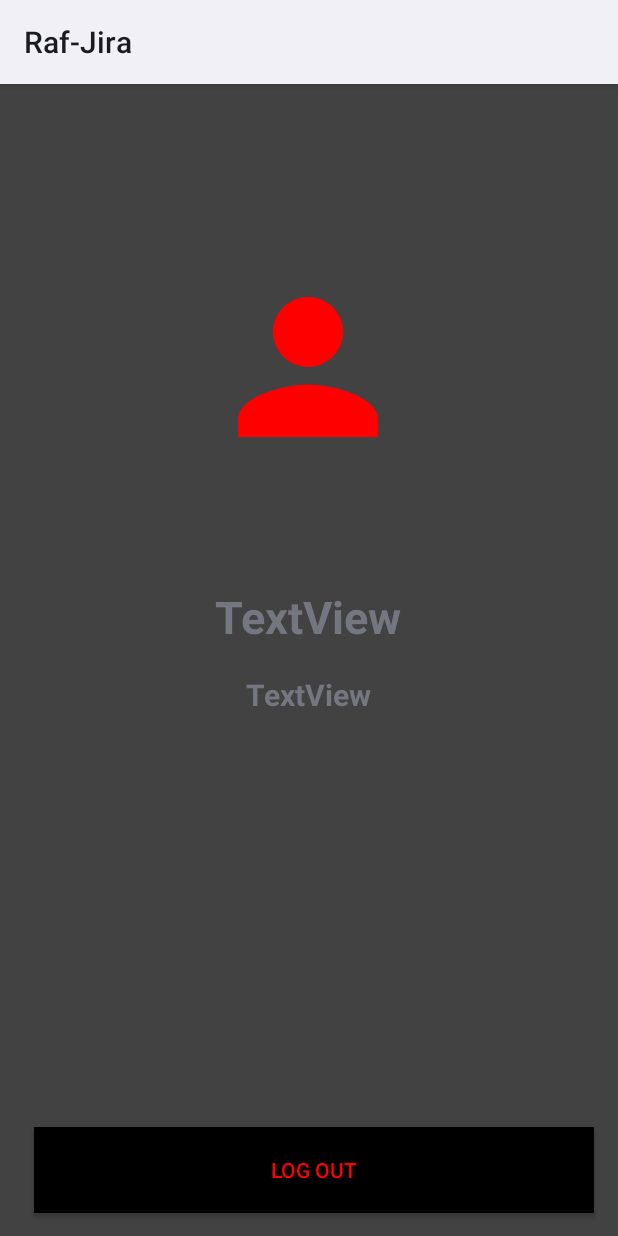
After one commit to LukaPavlovicGit/mobile-applications, an Android app: the layout fragment_user_account.xml on its own in the app's theme, with its tools: preview values and no code run, on a phone screen of 412 x 824 dp. The commit adds this screen. Run offline under Robolectric (Android 15) with nearby library versions, the phone set to English and light mode, and no system bars.

Commit message:
implemented UserAccountFragment and it's layout

```diff
--- a/RafJira/app/src/main/java/com/example/constants/Constants.java
+++ b/RafJira/app/src/main/java/com/example/constants/Constants.java
@@ -5,6 +5,7 @@ public class Constants {
     public static final String SHARED_PREFERENCE_NAME = "com.example.constants";
     public static final String IS_LOGGED_KEY = "login_key";
     public static final String USERNAME_KEY = "username_key";
+    public static final String EMAIL_KEY = "email_key";
     public static final String PASSWORD_KEY = "password_key";
 
     // password
@@ -13,6 +14,7 @@ public class Constants {
 
     // bundle keys
     public static final String POPULATE_FIELDS_KEY = "populate_fields_key";
+    public static final String HIDE_EDIT_BUTTON = "hide_edit_button";
 
     // fragments
     public static final String TODO_FRAGMENT_TAG = "todo";
@@ -20,4 +22,6 @@ public class Constants {
     public static final String DONE_FRAGMENT_TAG = "done";
     public static final String EDIT_NEW_FRAGMENT_TAG = "edit_new_fragment_tag";
     public static final String SINGLE_TICKET_FRAGMENT_TAG = "single_ticket_fragment_tag";
+    public static final String LOGIN_FRAGMENT_TAG = "log_in_fragment_tag";
+    public static final String MAIN_FRAGMENT_TAG = "main_fragment_tag";
 }
--- a/RafJira/app/src/main/java/com/example/view/fragments/InProgressTicketsFragment.java
+++ b/RafJira/app/src/main/java/com/example/view/fragments/InProgressTicketsFragment.java
@@ -55,7 +55,7 @@ public class InProgressTicketsFragment extends Fragment implements TicketAdapter
     }
 
     private void initObservers(){
-        ticketsViewModel.getTickets().observe(getViewLifecycleOwner(), tickets -> {
+        ticketsViewModel.getTickets().observe(requireActivity(), tickets -> {
             adapter.submitList(tickets.stream().filter(ticket -> ticket.getState() == TicketState.IN_PROGRESS).collect(Collectors.toList()));
         });
     }
--- a/RafJira/app/src/main/java/com/example/view/fragments/MainFragment.java
+++ b/RafJira/app/src/main/java/com/example/view/fragments/MainFragment.java
@@ -40,7 +40,7 @@ public class MainFragment extends Fragment {
 
     private void initViewPager() {
         viewPager = binding.viewPager;
-        viewPager.setAdapter(new PagerAdapterMainFragment(getParentFragmentManager()));
+        viewPager.setAdapter(new PagerAdapterMainFragment(getChildFragmentManager()));
     }
 
     private void initNavigation() {
--- a/RafJira/app/src/main/java/com/example/view/fragments/TicketsListsFragment.java
+++ b/RafJira/app/src/main/java/com/example/view/fragments/TicketsListsFragment.java
@@ -31,7 +31,6 @@ public class TicketsListsFragment extends Fragment {
         super.onViewCreated(view, savedInstanceState);
         ticketsViewModel = new ViewModelProvider(requireActivity()).get(TicketsViewModel.class);
         init();
-
     }
 
     private void init(){
--- /dev/null
+++ b/RafJira/app/src/main/res/drawable/ic_baseline_person_24.xml
@@ -0,0 +1,5 @@
+<vector android:height="24dp" android:tint="#FF0000"
+    android:viewportHeight="24" android:viewportWidth="24"
+    android:width="24dp" xmlns:android="http://schemas.android.com/apk/res/android">
+    <path android:fillColor="@android:color/white" android:pathData="M12,12c2.21,0 4,-1.79 4,-4s-1.79,-4 -4,-4 -4,1.79 -4,4 1.79,4 4,4zM12,14c-2.67,0 -8,1.34 -8,4v2h16v-2c0,-2.66 -5.33,-4 -8,-4z"/>
+</vector>
--- /dev/null
+++ b/RafJira/app/src/main/res/layout/fragment_user_account.xml
@@ -0,0 +1,64 @@
+<?xml version="1.0" encoding="utf-8"?>
+<androidx.constraintlayout.widget.ConstraintLayout xmlns:android="http://schemas.android.com/apk/res/android"
+    xmlns:app="http://schemas.android.com/apk/res-auto"
+    xmlns:tools="http://schemas.android.com/tools"
+    android:layout_width="match_parent"
+    android:layout_height="match_parent"
+    android:background="@color/cardview_dark_background">
+
+    <ImageView
+        android:id="@+id/imageView"
+        android:layout_width="140dp"
+        android:layout_height="140dp"
+        app:layout_constraintBottom_toBottomOf="parent"
+        app:layout_constraintEnd_toEndOf="parent"
+        app:layout_constraintHorizontal_bias="0.498"
+        app:layout_constraintStart_toStartOf="parent"
+        app:layout_constraintTop_toTopOf="parent"
+        app:layout_constraintVertical_bias="0.189"
+        android:src="@drawable/ic_baseline_person_24"/>
+
+    <TextView
+        android:id="@+id/username_holder_tv"
+        android:layout_width="wrap_content"
+        android:layout_height="wrap_content"
+        android:layout_marginTop="76dp"
+        android:textSize="30dp"
+        android:text="TextView"
+        android:textStyle="bold"
+        app:layout_constraintBottom_toBottomOf="parent"
+        app:layout_constraintEnd_toEndOf="parent"
+        app:layout_constraintHorizontal_bias="0.498"
+        app:layout_constraintStart_toStartOf="parent"
+        app:layout_constraintTop_toBottomOf="@+id/imageView"
+        app:layout_constraintVertical_bias="0.0" />
+
+    <TextView
+        android:id="@+id/email_holder_tv"
+        android:layout_width="wrap_content"
+        android:layout_height="wrap_content"
+        android:textSize="20dp"
+        android:text="TextView"
+        android:textStyle="bold"
+        app:layout_constraintBottom_toBottomOf="parent"
+        app:layout_constraintEnd_toEndOf="parent"
+        app:layout_constraintHorizontal_bias="0.498"
+        app:layout_constraintStart_toStartOf="parent"
+        app:layout_constraintTop_toBottomOf="@+id/username_holder_tv"
+        app:layout_constraintVertical_bias="0.05" />
+
+    <Button
+        android:id="@+id/log_out_btn"
+        android:layout_width="373dp"
+        android:layout_height="57dp"
+        android:background="@color/black"
+        android:text="Log out"
+        android:textColor="#FF0000"
+        app:layout_constraintBottom_toBottomOf="parent"
+        app:layout_constraintEnd_toEndOf="parent"
+        app:layout_constraintHorizontal_bias="0.578"
+        app:layout_constraintStart_toStartOf="parent"
+        app:layout_constraintTop_toBottomOf="@id/email_holder_tv"
+        app:layout_constraintVertical_bias="0.946" />
+
+</androidx.constraintlayout.widget.ConstraintLayout>
```
Also changed, not shown: RafJira/app/src/main/java/com/example/MainActivity.java (+4 -3 lines), RafJira/app/src/main/java/com/example/view/fragments/DoneTicketsFragment.java (+1 -6 lines), RafJira/app/src/main/java/com/example/view/fragments/LoginFragment.java (+4 -6 lines), RafJira/app/src/main/java/com/example/view/fragments/SingleTicketFragment.java (+9 -5 lines), RafJira/app/src/main/java/com/example/view/fragments/TodoTicketsFragment.java (+2 -7 lines), RafJira/app/src/main/java/com/example/view/fragments/UserAccountFragment.java (+52 -0 lines), RafJira/app/src/main/res/layout/single_item_recycler_view.xml (+5 -7 lines).
